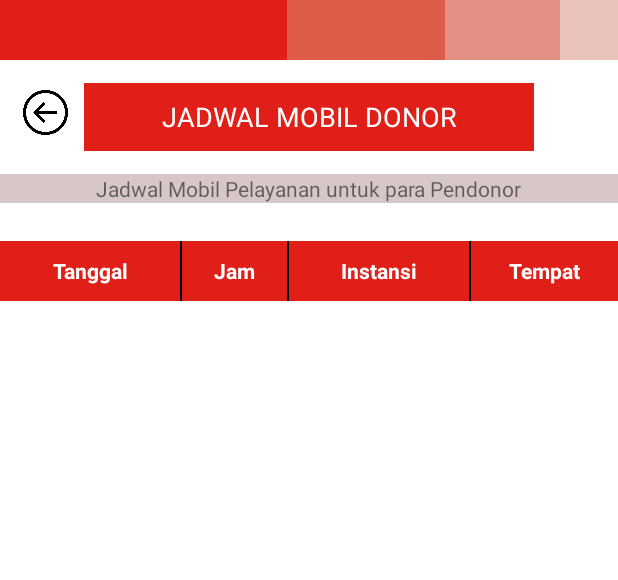
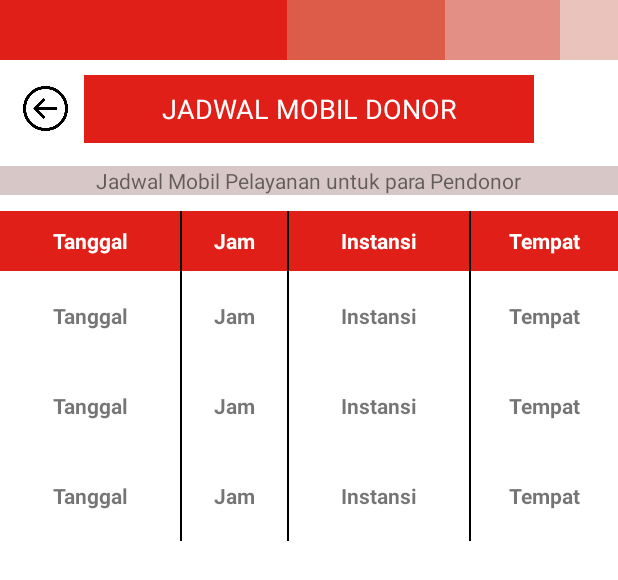
Before and after one commit to AlvifSandana/jendela_pmi_android, an Android app: the layout fragment_jadwal_m_u.xml on its own in the app's theme, with its tools: preview values and no code run, on a phone screen of 412 x 824 dp. Shown: the top 580 px of the screen. Run offline under Robolectric (Android 15) with nearby library versions, the phone set to English and light mode, and no system bars.

Commit message:
create recyclerview for jadwal mobil unit

```diff
--- a/app/src/main/java/com/app/jendelapmi/retrofit/ApiEndpoint.kt
+++ b/app/src/main/java/com/app/jendelapmi/retrofit/ApiEndpoint.kt
@@ -12,7 +12,7 @@ interface ApiEndpoint {
     // get stok darah
     @GET("stokdarah")
     fun getStokDarah(
-        @Header("api_token") api_token: String,
+        @Header("api-token") api_token: String,
         @Header("role") role: String
     ) : Call<StokDarahModel>
 
--- a/app/src/main/res/layout/fragment_jadwal_m_u.xml
+++ b/app/src/main/res/layout/fragment_jadwal_m_u.xml
@@ -1,8 +1,9 @@
 <?xml version="1.0" encoding="utf-8"?>
-<FrameLayout xmlns:android="http://schemas.android.com/apk/res/android"
+<LinearLayout xmlns:android="http://schemas.android.com/apk/res/android"
     xmlns:tools="http://schemas.android.com/tools"
     android:layout_width="match_parent"
     android:layout_height="match_parent"
+    android:orientation="vertical"
     tools:context=".fragments.JadwalMUFragment">
 
     <LinearLayout
@@ -37,6 +38,7 @@
     </LinearLayout>
 
     <RelativeLayout
+        android:id="@+id/parent_container"
         android:layout_width="match_parent"
         android:layout_height="wrap_content">
 
@@ -45,7 +47,7 @@
             android:layout_width="30dp"
             android:layout_height="30dp"
             android:layout_marginHorizontal="15dp"
-            android:layout_marginTop="60dp"
+            android:layout_marginTop="17dp"
             android:contentDescription="@string/back"
             android:src="@drawable/back_button" />
 
@@ -54,7 +56,7 @@
             android:layout_width="300dp"
             android:layout_height="45dp"
             android:layout_centerHorizontal="true"
-            android:layout_marginTop="55dp"
+            android:layout_marginTop="10dp"
             android:background="@color/main_1"
             android:gravity="center"
             android:text="@string/jadwal_mobil_donor"
@@ -68,7 +70,7 @@
             android:layout_height="wrap_content"
             android:layout_below="@id/heading_stokdarah"
             android:layout_marginTop="15dp"
-            android:layout_marginBottom="10dp"
+            android:layout_marginBottom="5dp"
             android:background="@color/main_8"
             android:gravity="center_horizontal"
             android:orientation="horizontal">
@@ -85,7 +87,7 @@
             android:layout_width="match_parent"
             android:layout_height="wrap_content"
             android:layout_below="@id/group_jadwal"
-            android:layout_marginTop="15dp">
+            android:layout_marginTop="5dp">
 
             <TextView
                 android:layout_width="120dp"
@@ -143,6 +145,13 @@
                 android:textColor="@color/white"
                 android:textStyle="bold" />
         </TableRow>
+        <androidx.recyclerview.widget.RecyclerView
+            android:id="@+id/row_container_data"
+            android:layout_width="match_parent"
+            android:layout_height="match_parent"
+            android:layout_below="@id/row_th"
+            tools:listitem="@layout/item_table"/>
+
     </RelativeLayout>
 
-</FrameLayout>
+</LinearLayout>
--- /dev/null
+++ b/app/src/main/res/layout/item_table.xml
@@ -0,0 +1,58 @@
+<?xml version="1.0" encoding="utf-8"?>
+<TableRow xmlns:android="http://schemas.android.com/apk/res/android"
+    android:layout_width="match_parent"
+    android:layout_height="60dp">
+
+    <TextView
+        android:id="@+id/col_tanggal"
+        android:layout_width="120dp"
+        android:layout_height="60dp"
+        android:gravity="center"
+        android:padding="8dp"
+        android:text="@string/tanggal"
+        android:textStyle="bold" />
+
+    <View
+        android:layout_width="1dp"
+        android:layout_height="wrap_content"
+        android:background="@color/black" />
+
+    <TextView
+        android:id="@+id/col_jam"
+        android:layout_width="70dp"
+        android:layout_height="60dp"
+        android:gravity="center"
+        android:padding="8dp"
+        android:text="@string/jam"
+        android:textStyle="bold" />
+
+    <View
+        android:layout_width="1dp"
+        android:layout_height="60dp"
+        android:background="@color/black" />
+
+    <TextView
+        android:id="@+id/col_instansi"
+        android:layout_width="120dp"
+        android:layout_height="60dp"
+        android:gravity="center"
+        android:padding="8dp"
+        android:text="@string/instansi"
+        android:textStyle="bold" />
+
+    <View
+        android:layout_width="1dp"
+        android:layout_height="60dp"
+        android:background="@color/black" />
+
+    <TextView
+        android:id="@+id/col_tempat"
+        android:layout_width="80dp"
+        android:layout_height="60dp"
+        android:gravity="center"
+        android:padding="8dp"
+        android:layout_weight="1"
+        android:text="@string/tempat"
+        android:textStyle="bold" />
+
+</TableRow>
```
Also changed, not shown: app/src/main/java/com/app/jendelapmi/adapter/RVJadwalMobileUnitAdapter.kt (added, +41 -0 lines), app/src/main/java/com/app/jendelapmi/fragments/JadwalMUFragment.kt (+56 -4 lines), app/src/main/java/com/app/jendelapmi/models/JadwalMobilUnitModel.kt (added, +15 -0 lines), 1 other file.
